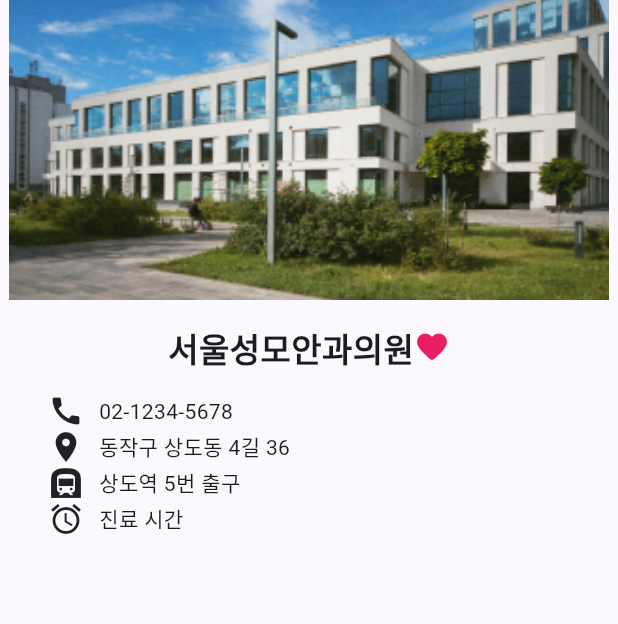
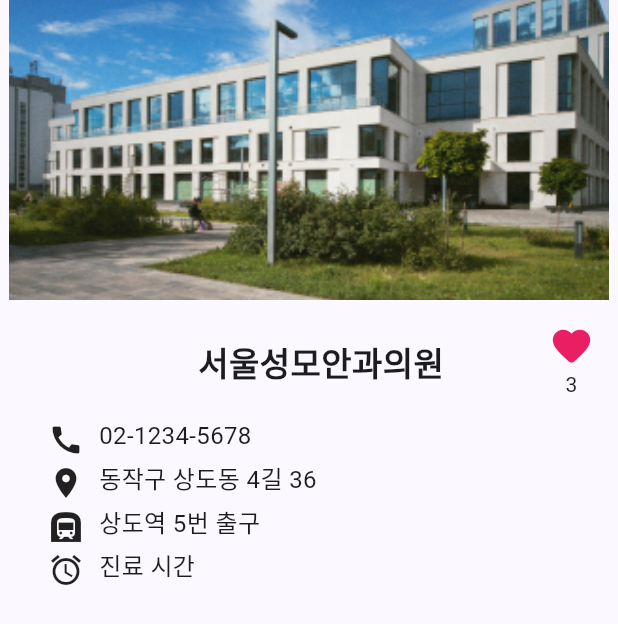
Before and after one commit to causyj/SOCDOC-Flutter, a Flutter app: the DetailPage screen opened directly, on a phone screen of 412 x 824 dp. Shown: the top 624 px of the screen. Run offline on Flutter 3.47's test engine with Material 2 defaults, Android fonts, the light colour scheme and no system bars.

Commit message:
Text 및 아이콘&숫자 정렬

```diff
--- a/lib/Pages/DetailPage.dart
+++ b/lib/Pages/DetailPage.dart
@@ -5,6 +5,19 @@ class DetailPage extends StatelessWidget {
 
   @override
   Widget build(BuildContext context) {
+    final edgeInsets = EdgeInsets.only(left: 16.0, top: 5.0);
+    final textStyle = TextStyle(fontSize: 16);
+
+    Widget buildRowWithIcon(IconData icon, String text) {
+      return Row(
+        children: [
+          Padding(padding: edgeInsets, child: Icon(icon)),
+          Padding(padding: EdgeInsets.only(left: 10.0, top: 5.0)),
+          Text(text, style: textStyle),
+        ],
+      );
+    }
+
     return Scaffold(
       body: SafeArea(
         child: Column(
@@ -23,7 +36,7 @@ class DetailPage extends StatelessWidget {
                 crossAxisAlignment: CrossAxisAlignment.start,
                 children: [
                   Row(
-                    mainAxisAlignment: MainAxisAlignment.center,
+                    mainAxisAlignment: MainAxisAlignment.end,
                     children: [
                       Text(
                         "서울성모안과의원",
@@ -32,50 +45,20 @@ class DetailPage extends StatelessWidget {
                           fontSize: 22,
                         ),
                       ),
-                      Icon(Icons.favorite_rounded, color: Colors.pink),
+                      SizedBox(width: 70.0),
+                      Column(
+                        children: [
+                          Icon(Icons.favorite_rounded, color: Colors.pink, size: 30.0),
+                          Text('3'),
+                        ],
+                      ),
                     ],
                   ),
-                  SizedBox(height: 15.0),
-                  Row(
-                    children: [
-                      Padding(
-                        padding: EdgeInsets.only(left: 16.0), // 왼쪽에 간격 추가
-                        child: Icon(Icons.call),
-                      ),
-                      Padding(padding: EdgeInsets.only(left: 10.0)),
-                      Text("02-1234-5678"),
-                    ],
-                  ),
-                  Row(
-                    children: [
-                      Padding(
-                        padding: EdgeInsets.only(left: 16.0),
-                        child: Icon(Icons.location_on),
-                      ),
-                      Padding(padding: EdgeInsets.only(left: 10.0)),
-                      Text("동작구 상도동 4길 36"),
-                    ],
-                  ),
-                  Row(
-                    children: [
-                      Padding(
-                        padding: EdgeInsets.only(left: 16.0),
-                        child: Icon(Icons.subway),
-                      ),
-                      Padding(padding: EdgeInsets.only(left: 10.0)),
-                      Text("상도역 5번 출구"),
-                    ],
-                  ),
-                  Row(
-                    children: [
-                      Padding(
-                        padding: EdgeInsets.only(left: 16.0),
-                        child: Icon(Icons.alarm),
-                      ),
-                      Padding(padding: EdgeInsets.only(left: 10.0)),
-                      Text("진료 시간"),
-                    ],
-                  ),
+                  SizedBox(height: 10.0),
+                  buildRowWithIcon(Icons.call, "02-1234-5678"),
+                  buildRowWithIcon(Icons.location_on, "동작구 상도동 4길 36"),
+                  buildRowWithIcon(Icons.subway, "상도역 5번 출구"),
+                  buildRowWithIcon(Icons.alarm, "진료 시간"),
                 ],
               ),
             ),
```
